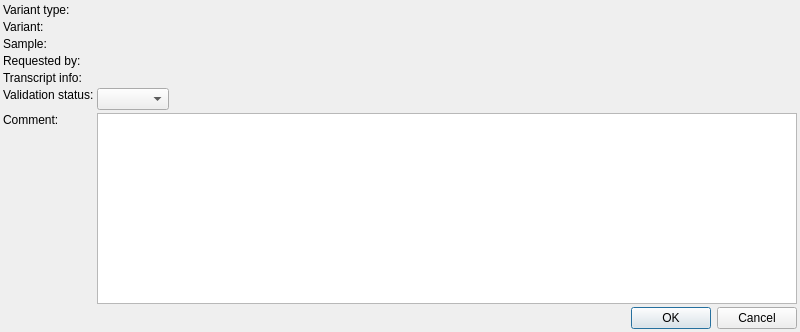
Old version of the form src/GSvar/ValidationDialog.ui in the repository imgag/ngs-bits.
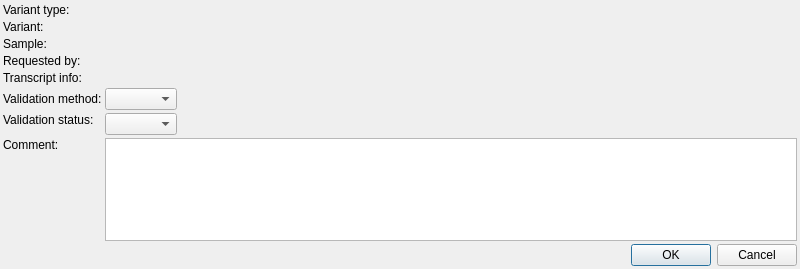
New version of the form.

Commit message: GSvar/NGSD: method for variant validation can now be given.

```diff
--- a/src/GSvar/ValidationDialog.ui
+++ b/src/GSvar/ValidationDialog.ui
@@ -7,7 +7,7 @@
     <x>0</x>
     <y>0</y>
     <width>800</width>
-    <height>332</height>
+    <height>269</height>
    </rect>
   </property>
   <property name="minimumSize">
@@ -35,7 +35,81 @@
    <property name="spacing">
     <number>3</number>
    </property>
-   <item row="5" column="0">
+   <item row="0" column="0">
+    <widget class="QLabel" name="label_7">
+     <property name="text">
+      <string>Variant type:</string>
+     </property>
+    </widget>
+   </item>
+   <item row="0" column="1">
+    <widget class="QLabel" name="variant_type">
+     <property name="text">
+      <string/>
+     </property>
+    </widget>
+   </item>
+   <item row="1" column="0">
+    <widget class="QLabel" name="label_4">
+     <property name="text">
+      <string>Variant:</string>
+     </property>
+     <property name="alignment">
+      <set>Qt::AlignLeading|Qt::AlignLeft|Qt::AlignTop</set>
+     </property>
+    </widget>
+   </item>
+   <item row="1" column="1">
+    <widget class="QLabel" name="variant">
+     <property name="text">
+      <string/>
+     </property>
+     <property name="textInteractionFlags">
+      <set>Qt::LinksAccessibleByMouse|Qt::TextSelectableByMouse</set>
+     </property>
+    </widget>
+   </item>
+   <item row="2" column="0">
+    <widget class="QLabel" name="label_3">
+     <property name="text">
+      <string>Sample:</string>
+     </property>
+     <property name="alignment">
+      <set>Qt::AlignLeading|Qt::AlignLeft|Qt::AlignTop</set>
+     </property>
+    </widget>
+   </item>
+   <item row="2" column="1">
+    <widget class="QLabel" name="sample">
+     <property name="text">
+      <string/>
+     </property>
+     <property name="textInteractionFlags">
+      <set>Qt::LinksAccessibleByMouse|Qt::TextSelectableByMouse</set>
+     </property>
+    </widget>
+   </item>
+   <item row="3" column="0">
+    <widget class="QLabel" name="label_5">
+     <property name="text">
+      <string>Requested by:</string>
+     </property>
+     <property name="alignment">
+      <set>Qt::AlignLeading|Qt::AlignLeft|Qt::AlignTop</set>
+     </property>
+    </widget>
+   </item>
+   <item row="3" column="1">
+    <widget class="QLabel" name="requested_by">
+     <property name="text">
+      <string/>
+     </property>
+     <property name="textInteractionFlags">
+      <set>Qt::LinksAccessibleByMouse|Qt::TextSelectableByMouse</set>
+     </property>
+    </widget>
+   </item>
+   <item row="4" column="0">
     <widget class="QLabel" name="label_6">
      <property name="text">
       <string>Transcript info:</string>
@@ -45,7 +119,7 @@
      </property>
     </widget>
    </item>
-   <item row="5" column="1" colspan="2">
+   <item row="4" column="1">
     <widget class="QLabel" name="transcript_info">
      <property name="text">
       <string/>
@@ -61,73 +135,74 @@
      </property>
     </widget>
    </item>
+   <item row="5" column="0">
+    <widget class="QLabel" name="label_8">
+     <property name="text">
+      <string>Validation method:</string>
+     </property>
+    </widget>
+   </item>
+   <item row="5" column="1">
+    <layout class="QHBoxLayout" name="horizontalLayout_2">
+     <item>
+      <widget class="QComboBox" name="method"/>
+     </item>
+     <item>
+      <spacer name="horizontalSpacer_2">
+       <property name="orientation">
+        <enum>Qt::Horizontal</enum>
+       </property>
+       <property name="sizeHint" stdset="0">
+        <size>
+         <width>40</width>
+         <height>20</height>
+        </size>
+       </property>
+      </spacer>
+     </item>
+    </layout>
+   </item>
+   <item row="6" column="0">
+    <widget class="QLabel" name="label">
+     <property name="text">
+      <string>Validation status:</string>
+     </property>
+     <property name="alignment">
+      <set>Qt::AlignLeading|Qt::AlignLeft|Qt::AlignTop</set>
+     </property>
+    </widget>
+   </item>
    <item row="6" column="1">
-    <widget class="QComboBox" name="status"/>
+    <layout class="QHBoxLayout" name="horizontalLayout">
+     <item>
+      <widget class="QComboBox" name="status"/>
+     </item>
+     <item>
+      <spacer name="horizontalSpacer">
+       <property name="orientation">
+        <enum>Qt::Horizontal</enum>
+       </property>
+       <property name="sizeHint" stdset="0">
+        <size>
+         <width>40</width>
+         <height>20</height>
+        </size>
+       </property>
+      </spacer>
+     </item>
+    </layout>
    </item>
-   <item row="6" column="2">
-    <spacer name="horizontalSpacer">
-     <property name="orientation">
-      <enum>Qt::Horizontal</enum>
-     </property>
-     <property name="sizeHint" stdset="0">
-      <size>
-       <width>40</width>
-       <height>20</height>
-      </size>
-     </property>
-    </spacer>
-   </item>
-   <item row="8" column="0" colspan="3">
-    <widget class="QDialogButtonBox" name="buttons">
-     <property name="orientation">
-      <enum>Qt::Horizontal</enum>
-     </property>
-     <property name="standardButtons">
-      <set>QDialogButtonBox::Cancel|QDialogButtonBox::Ok</set>
-     </property>
-    </widget>
-   </item>
-   <item row="3" column="0">
-    <widget class="QLabel" name="label_3">
+   <item row="7" column="0">
+    <widget class="QLabel" name="label_2">
      <property name="text">
-      <string>Sample:</string>
+      <string>&lt;html&gt;&lt;head/&gt;&lt;body&gt;&lt;p&gt;Comment:&lt;/p&gt;&lt;/body&gt;&lt;/html&gt;</string>
      </property>
      <property name="alignment">
       <set>Qt::AlignLeading|Qt::AlignLeft|Qt::AlignTop</set>
      </property>
     </widget>
    </item>
-   <item row="1" column="0">
-    <widget class="QLabel" name="label_4">
-     <property name="text">
-      <string>Variant:</string>
-     </property>
-     <property name="alignment">
-      <set>Qt::AlignLeading|Qt::AlignLeft|Qt::AlignTop</set>
-     </property>
-    </widget>
-   </item>
-   <item row="4" column="0">
-    <widget class="QLabel" name="label_5">
-     <property name="text">
-      <string>Requested by:</string>
-     </property>
-     <property name="alignment">
-      <set>Qt::AlignLeading|Qt::AlignLeft|Qt::AlignTop</set>
-     </property>
-    </widget>
-   </item>
-   <item row="3" column="1" colspan="2">
-    <widget class="QLabel" name="sample">
-     <property name="text">
-      <string/>
-     </property>
-     <property name="textInteractionFlags">
-      <set>Qt::LinksAccessibleByMouse|Qt::TextSelectableByMouse</set>
-     </property>
-    </widget>
-   </item>
-   <item row="7" column="1" colspan="2">
+   <item row="7" column="1">
     <widget class="QTextEdit" name="comment">
      <property name="html">
       <string>&lt;!DOCTYPE HTML PUBLIC &quot;-//W3C//DTD HTML 4.0//EN&quot; &quot;http://www.w3.org/TR/REC-html40/strict.dtd&quot;&gt;
@@ -138,57 +213,13 @@
      </property>
     </widget>
    </item>
-   <item row="4" column="1" colspan="2">
-    <widget class="QLabel" name="requested_by">
-     <property name="text">
-      <string/>
+   <item row="8" column="0" colspan="2">
+    <widget class="QDialogButtonBox" name="buttons">
+     <property name="orientation">
+      <enum>Qt::Horizontal</enum>
      </property>
-     <property name="textInteractionFlags">
-      <set>Qt::LinksAccessibleByMouse|Qt::TextSelectableByMouse</set>
-     </property>
-    </widget>
-   </item>
-   <item row="6" column="0">
-    <widget class="QLabel" name="label">
-     <property name="text">
-      <string>Validation status:</string>
-     </property>
-     <property name="alignment">
-      <set>Qt::AlignLeading|Qt::AlignLeft|Qt::AlignTop</set>
-     </property>
-    </widget>
-   </item>
-   <item row="1" column="1" colspan="2">
-    <widget class="QLabel" name="variant">
-     <property name="text">
-      <string/>
-     </property>
-     <property name="textInteractionFlags">
-      <set>Qt::LinksAccessibleByMouse|Qt::TextSelectableByMouse</set>
-     </property>
-    </widget>
-   </item>
-   <item row="7" column="0">
-    <widget class="QLabel" name="label_2">
-     <property name="text">
-      <string>&lt;html&gt;&lt;head/&gt;&lt;body&gt;&lt;p&gt;Comment:&lt;/p&gt;&lt;/body&gt;&lt;/html&gt;</string>
-     </property>
-     <property name="alignment">
-      <set>Qt::AlignLeading|Qt::AlignLeft|Qt::AlignTop</set>
-     </property>
-    </widget>
-   </item>
-   <item row="0" column="0">
-    <widget class="QLabel" name="label_7">
-     <property name="text">
-      <string>Variant type:</string>
-     </property>
-    </widget>
-   </item>
-   <item row="0" column="1">
-    <widget class="QLabel" name="variant_type">
-     <property name="text">
-      <string/>
+     <property name="standardButtons">
+      <set>QDialogButtonBox::Cancel|QDialogButtonBox::Ok</set>
      </property>
     </widget>
    </item>
```
The commit also changes 4 other files.
